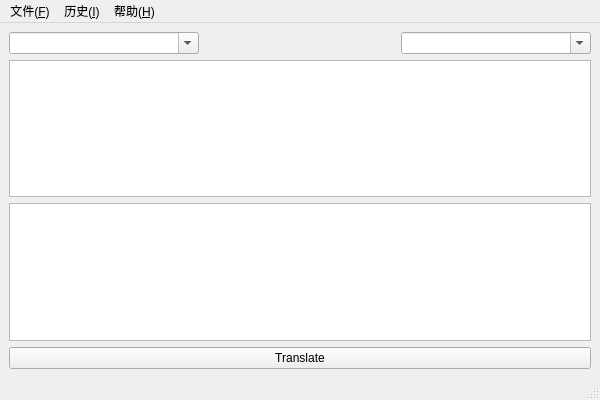
Above: mainwindow.ui from MaxDumbledore/LangSword before the change. Below: the same form after it.
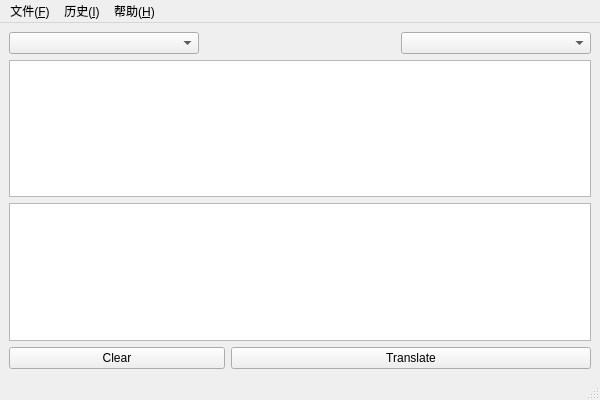
That is the form after the change. Icons and pictures are not drawn.

Commit message: update the main interface and modify responsedialog

Diff of the .ui file:
```diff
--- a/mainwindow.ui
+++ b/mainwindow.ui
@@ -28,7 +28,7 @@
         <item>
          <widget class="QComboBox" name="sourceComboBox">
           <property name="editable">
-           <bool>true</bool>
+           <bool>false</bool>
           </property>
          </widget>
         </item>
@@ -50,7 +50,7 @@
         <item>
          <widget class="QComboBox" name="targetComboBox">
           <property name="editable">
-           <bool>true</bool>
+           <bool>false</bool>
           </property>
          </widget>
         </item>
@@ -60,7 +60,16 @@
        <widget class="QTextEdit" name="textEdit"/>
       </item>
       <item>
-       <widget class="QTextEdit" name="textEdit_2"/>
+       <widget class="QTextEdit" name="targetEdit"/>
+      </item>
+      <item>
+       <layout class="QHBoxLayout" name="horizontalLayout_2" stretch="3,5">
+        <item>
+         <widget class="QPushButton" name="clearButton">
+          <property name="text">
+           <string>Clear</string>
+          </property>
+         </widget>
       </item>
       <item>
        <widget class="QPushButton" name="translateButton">
@@ -68,6 +77,8 @@
          <string>Translate</string>
         </property>
        </widget>
+        </item>
+       </layout>
       </item>
      </layout>
     </item>
```
Left out of the diff: 4 changed lines with no effect on the pictures. Lines whose indentation alone changed are shown as unchanged. The commit also changes 4 other files.
